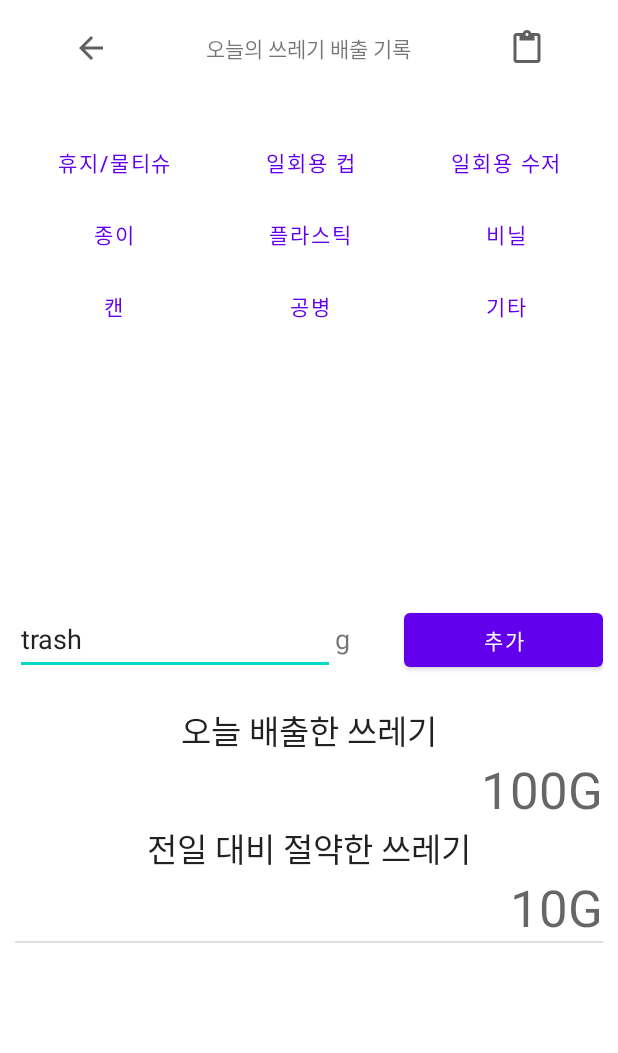
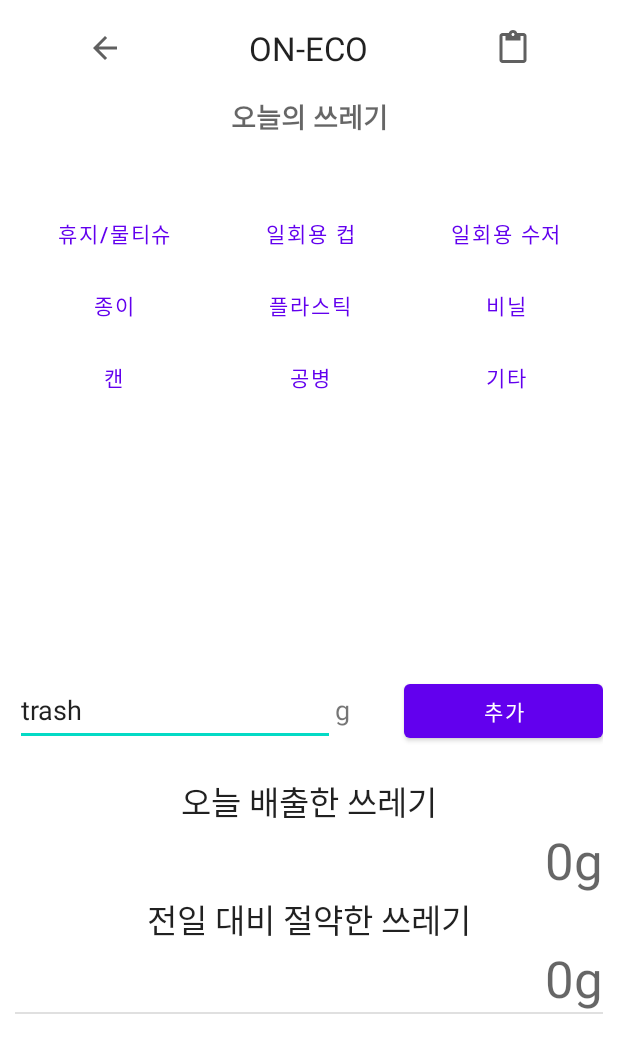
Before and after one commit to jihoi-kang/on-eco, an Android app: the screen it shows after launch (WriteTrash), after a tap on "오늘의 쓰레기 배출 기록", on a phone screen of 412 x 824 dp. Shown: the top 1053 px of the screen. Run offline under Robolectric (Android 15) with nearby library versions, the phone set to English and light mode, and no system bars.

```diff
--- a/app/src/main/AndroidManifest.xml
+++ b/app/src/main/AndroidManifest.xml
@@ -23,7 +23,9 @@
             android:exported="false" />
         <activity
             android:name=".WaterPower"
-            android:exported="false" />
+            android:exported="false"
+            android:theme="@android:style/Theme.DeviceDefault.Light.Dialog"
+            />
         <activity
             android:name=".test.TimerTest"
             android:exported="false" />
--- a/app/src/main/java/com/project/oneco/OnEcoApplication.java
+++ b/app/src/main/java/com/project/oneco/OnEcoApplication.java
@@ -10,11 +10,18 @@ public class OnEcoApplication extends Application {
 
     // 손씻기, 샤워 등등을 누를 때마다 저장할 변수 생성(Data type: String)
     // 물 사용 종류
-    private String waterType;
+    public String waterType;
 
     // 데이터 정의(오늘 사용한 물 사용량, 전일 대비 절약한 물 사용량)
-    private String todayWater;
-    private String removedWater;
+    public String todayWater;
+    public String removedWater;
+
+    public int timerSec = 0;
+    public int RtimerSec = 0;
+    public float Wpower = 80f;
+    public float usedW = 0f;      // 물 사용량 = Wpower * usedWT
+    public float usedWT = 0f;      // 물 사용 시간
+    public float noUsedWT = 0f;    // 물 미사용 시간
 
     // todo: OnEcoApplication에 물 사용 유형(샤워, 설거지, 기타 등등...)을 저장 ??
 }
--- a/app/src/main/java/com/project/oneco/WriteTrash.java
+++ b/app/src/main/java/com/project/oneco/WriteTrash.java
@@ -41,17 +41,19 @@ public class WriteTrash extends AppCompatActivity implements AdapterView.OnItemC
     String[] emptyBottleItems = {"100ml", "180ml"};
     String[] etcItems = {"기타"};
 
+
     @Override
     protected void onCreate(Bundle savedInstanceState) {
         super.onCreate(savedInstanceState);
         setContentView(R.layout.activity_write_trash);
+
 
         // todo: listview bind & item click listener 달기(setOnItemClickListener)
         lvList = findViewById(R.id.lv_list);
         lvList.setOnItemClickListener(this);
 
         etItemWeight = findViewById(R.id.UserInput_TodayT);
-        TextView tvTodayTrash = findViewById(R.id.textView10);
+        TextView tvTodayTrash = findViewById(R.id.textView6);
 
         // todo: Button 9개 bind
         Button Btn_tissue = findViewById(R.id.Btn_tissue);
@@ -64,6 +66,37 @@ public class WriteTrash extends AppCompatActivity implements AdapterView.OnItemC
         Button Btn_empty_bottle = findViewById(R.id.Btn_empty_bottle);
         Button Btn_etc = findViewById(R.id.Btn_etc);
         Button Btn_add = findViewById(R.id.button);
+
+
+        // 이전 버튼
+        ImageButton Btn_back = findViewById(R.id.Btn_back);
+        Btn_back.setOnClickListener(new View.OnClickListener() {
+            @Override
+            public void onClick(View view) {
+                onBackPressed();
+            }
+        });
+
+        // 홈 화면으로 넘어가기
+        TextView title_ONECO = findViewById(R.id.title_ONECO);
+        title_ONECO.setOnClickListener(new View.OnClickListener() {
+            @Override
+            public void onClick(View view) {
+                Intent intent = new Intent(getApplicationContext(), MainHome.class);
+                startActivity(intent);
+            }
+        });
+
+        // 통계 화면으로 넘어가기
+        ImageButton Wstatistic = findViewById(R.id.Wstatistic);
+        Wstatistic.setOnClickListener(new View.OnClickListener() {
+            @Override
+            public void onClick(View view) {
+                Intent intent = new Intent(getApplicationContext(), Statistic.class);
+                startActivity(intent);
+            }
+        });
+
 
         // todo: Button을 눌렀을 때 trashType에 저장.(9개 모두 구현)
         Btn_tissue.setOnClickListener(new View.OnClickListener() {
@@ -159,24 +192,8 @@ public class WriteTrash extends AppCompatActivity implements AdapterView.OnItemC
             }
         });
 
-        ImageButton Btn_back = findViewById(R.id.Btn_back);
-        Btn_back.setOnClickListener(new View.OnClickListener() {
-            @Override
-            public void onClick(View view) {
-                onBackPressed();
-            }
-        });
+    }   // end of onCreate
 
-        ImageButton Tstatistic = findViewById(R.id.Tstatistic);
-        Tstatistic.setOnClickListener(new View.OnClickListener() {
-            @Override
-            public void onClick(View view) {
-                Intent intent = new Intent(getApplicationContext(), Statistic.class);
-                startActivity(intent);
-            }
-        });
-
-    }
 
     // todo: onItemClick 리스너 구현
     @Override
@@ -227,4 +244,4 @@ public class WriteTrash extends AppCompatActivity implements AdapterView.OnItemC
         Log.d("jay", "itemName: " + itemName);
     }
 
-}
+}   // end of class
--- a/app/src/main/res/layout/activity_test.xml
+++ b/app/src/main/res/layout/activity_test.xml
@@ -87,7 +87,7 @@
             android:textAppearance="@style/TextAppearance.AppCompat.Large" />
 
         <TextView
-            android:id="@+id/savingT"
+            android:id="@+id/no_SpendedT"
             android:layout_width="match_parent"
             android:layout_height="wrap_content"
             android:layout_weight="1"
--- a/app/src/main/res/layout/activity_water_after_stati.xml
+++ b/app/src/main/res/layout/activity_water_after_stati.xml
@@ -39,10 +39,10 @@
             android:textAppearance="@style/TextAppearance.AppCompat.Display1" />
 
         <TextView
-            android:id="@+id/savingT"
+            android:id="@+id/no_SpendedT"
             android:layout_width="match_parent"
             android:layout_height="wrap_content"
-            android:text="물 절약 시간      : "
+            android:text="물 미사용 시간  : "
             android:textAppearance="@style/TextAppearance.AppCompat.Display1" />
 
         <Space
--- a/app/src/main/res/layout/activity_write_trash.xml
+++ b/app/src/main/res/layout/activity_write_trash.xml
@@ -11,7 +11,7 @@
     <LinearLayout
         android:layout_width="match_parent"
         android:layout_height="wrap_content"
-        android:gravity="center_vertical"
+        android:gravity="center"
         android:orientation="horizontal">
 
         <ImageButton
@@ -26,17 +26,16 @@
             tools:ignore="SpeakableTextPresentCheck,TouchTargetSizeCheck" />
 
         <TextView
-            android:id="@+id/title_trash"
+            android:id="@+id/title_ONECO"
             android:layout_width="wrap_content"
             android:layout_height="wrap_content"
             android:layout_weight="1"
             android:gravity="center"
-            android:text="@string/write_trash_Btn" />
-        "
-        android:textAppearance="@style/TextAppearance.AppCompat.Large" />
+            android:text="ON-ECO"
+            android:textAppearance="@style/TextAppearance.AppCompat.Large" />
 
         <ImageButton
-            android:id="@+id/Tstatistic"
+            android:id="@+id/Wstatistic"
             android:layout_width="wrap_content"
             android:layout_height="wrap_content"
             android:layout_weight="1"
@@ -47,6 +46,16 @@
             tools:ignore="SpeakableTextPresentCheck,TouchTargetSizeCheck" />
 
     </LinearLayout>
+
+    <TextView
+        android:id="@+id/subtitle_today_trash"
+        android:layout_width="match_parent"
+        android:layout_height="wrap_content"
+        android:gravity="center"
+        android:padding="10dp"
+        android:text="오늘의 쓰레기"
+        android:textAppearance="@style/TextAppearance.AppCompat.Medium"
+        android:textStyle="bold" />
 
     <Space
         android:layout_width="match_parent"
@@ -202,7 +211,7 @@
             android:layout_width="match_parent"
             android:layout_height="wrap_content"
             android:gravity="end"
-            android:text="@string/real_used_trash"
+            android:text="0g"
             android:textAppearance="@style/TextAppearance.AppCompat.Display1" />
 
         <TextView
@@ -218,7 +227,7 @@
             android:layout_width="match_parent"
             android:layout_height="wrap_content"
             android:gravity="end"
-            android:text="@string/real_saving_trash"
+            android:text="0g"
             android:textAppearance="@style/TextAppearance.AppCompat.Display1" />
 
         <View
```
Also changed, not shown: app/src/main/java/com/project/oneco/SoundMeter.java (+3 -4 lines), app/src/main/java/com/project/oneco/WaterAfterStati.java (+37 -1 lines), app/src/main/java/com/project/oneco/WaterPower.java (+30 -30 lines), app/src/main/java/com/project/oneco/WaterStopGame.java (+131 -20 lines), app/src/main/java/com/project/oneco/WaterStopWatch.java (+128 -14 lines), app/src/main/java/com/project/oneco/WriteWater.java (+10 -12 lines), app/src/main/java/com/project/oneco/data/CheckPermission.java (added, +36 -0 lines), app/src/main/java/com/project/oneco/data/WaterUsage.java (+30 -2 lines), app/src/main/java/com/project/oneco/test/TestActivity.java (+41 -34 lines), app/src/main/res/layout/activity_water_power.xml (+5 -3 lines).
